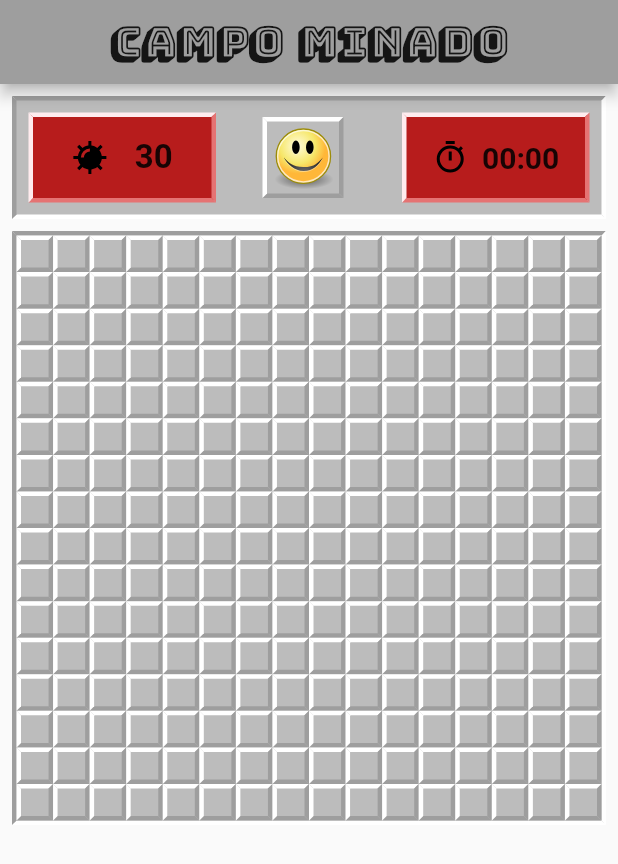
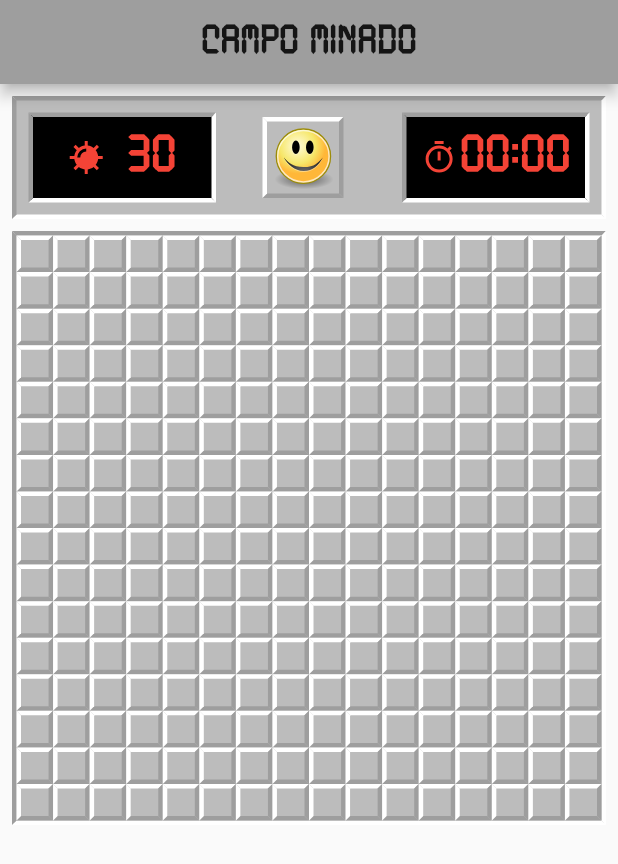
Before and after one commit to thiagotn/minesweeper, a Flutter app: the screen it shows after launch, on a phone screen of 412 x 824 dp. Shown: the top 864 px of the screen. Run offline on Flutter 3.47's test engine with Material 2 defaults, Android fonts, the phone set to English and light mode, and no system bars; our stand-ins replace flutter_svg.

Commit message:
feat: change font

```diff
--- a/lib/pages/splash.page.dart
+++ b/lib/pages/splash.page.dart
@@ -41,7 +41,7 @@ class SplashPage extends StatelessWidget {
                     style: TextStyle(
                       fontSize: 28,
                       fontWeight: FontWeight.bold,
-                      fontFamily: 'BungeeShade',
+                      fontFamily: 'TickingTimebombBB',
                     ),
                   ),
                 )
--- a/lib/themes/theme.dart
+++ b/lib/themes/theme.dart
@@ -4,7 +4,7 @@ const brightness = Brightness.light;
 const primaryColor = Colors.grey;
 const accentColor = const Color(0xFFFFFFFF);
 const primarySwatch = Colors.grey;
-const fontFamily = 'BungeeShade';
+const fontFamily = 'TickingTimebombBB';
 
 ThemeData appTheme() {
   return ThemeData(
@@ -58,12 +58,12 @@ ThemeData appTheme() {
 
 BoxDecoration buildBoxDecorationScoreBoard() {
   return BoxDecoration(
-    color: Colors.red.shade900,
+    color: Colors.black,
     border: Border(
-      top: BorderSide(color: Colors.red.shade50, width: 3.0),
-      left: BorderSide(color: Colors.red.shade50, width: 3.0),
-      bottom: BorderSide(color: Colors.red.shade300, width: 3.0),
-      right: BorderSide(color: Colors.red.shade300, width: 3.0),
+      top: BorderSide(color: Colors.grey, width: 3.0),
+      left: BorderSide(color: Colors.grey, width: 3.0),
+      bottom: BorderSide(color: Colors.white, width: 3.0),
+      right: BorderSide(color: Colors.white, width: 3.0),
     ),
   );
 }
--- a/lib/widgets/game/actions.widget.dart
+++ b/lib/widgets/game/actions.widget.dart
@@ -40,6 +40,7 @@ class GameActions extends StatelessWidget {
                             style: TextStyle(
                                 fontSize: 22,
                                 fontWeight: FontWeight.bold,
+                                fontFamily: 'TickingTimebombBB',
                                 color: bloc.win ? Colors.green : Colors.black),
                           ),
                         ),
--- a/lib/widgets/game/app-bar.widget.dart
+++ b/lib/widgets/game/app-bar.widget.dart
@@ -7,7 +7,7 @@ AppBar gameAppBar() {
       style: TextStyle(
         fontSize: 28,
         fontWeight: FontWeight.bold,
-        fontFamily: 'BungeeShade',
+        fontFamily: 'TickingTimebombBB',
       ),
     ),
     actions: [],
--- a/lib/widgets/game/scoreboard.widget.dart
+++ b/lib/widgets/game/scoreboard.widget.dart
@@ -34,7 +34,10 @@ class Scoreboard extends StatelessWidget {
                         mainAxisAlignment: MainAxisAlignment.center,
                         crossAxisAlignment: CrossAxisAlignment.center,
                         children: [
-                          SvgPicture.asset("assets/images/mine.svg"),
+                          SvgPicture.asset(
+                            "assets/images/mine.svg",
+                            color: Colors.red,
+                          ),
                         ],
                       ),
                       Column(
@@ -44,8 +47,10 @@ class Scoreboard extends StatelessWidget {
                           Text(
                             "${Level.mines}",
                             style: TextStyle(
-                              fontSize: 22,
+                              fontSize: 36,
+                              color: Colors.red,
                               fontWeight: FontWeight.bold,
+                              fontFamily: 'TickingTimebombBB',
                             ),
                           ),
                         ],
@@ -82,7 +87,10 @@ class Scoreboard extends StatelessWidget {
                         mainAxisAlignment: MainAxisAlignment.center,
                         crossAxisAlignment: CrossAxisAlignment.center,
                         children: [
-                          SvgPicture.asset("assets/images/timer.svg"),
+                          SvgPicture.asset(
+                            "assets/images/timer.svg",
+                            color: Colors.red,
+                          ),
                         ],
                       ),
                       Column(
@@ -92,8 +100,10 @@ class Scoreboard extends StatelessWidget {
                           Text(
                             "${_printDuration(Duration(seconds: bloc.seconds.toInt()))}",
                             style: TextStyle(
-                              fontSize: 20,
+                              fontSize: 36,
+                              color: Colors.red,
                               fontWeight: FontWeight.bold,
+                              fontFamily: 'TickingTimebombBB',
                             ),
                           )
                         ],
--- a/pubspec.yaml
+++ b/pubspec.yaml
@@ -94,3 +94,6 @@ flutter:
     - family: BungeeShade
       fonts:
         - asset: assets/fonts/BungeeShade-Regular.ttf
+    - family: TickingTimebombBB
+      fonts:
+        - asset: assets/fonts/TickingTimebombBB.ttf
```
Also changed, not shown: assets/fonts/TickingTimebombBB.ttf (added), assets/fonts/TickingTimebombBB_ital.ttf (added).
